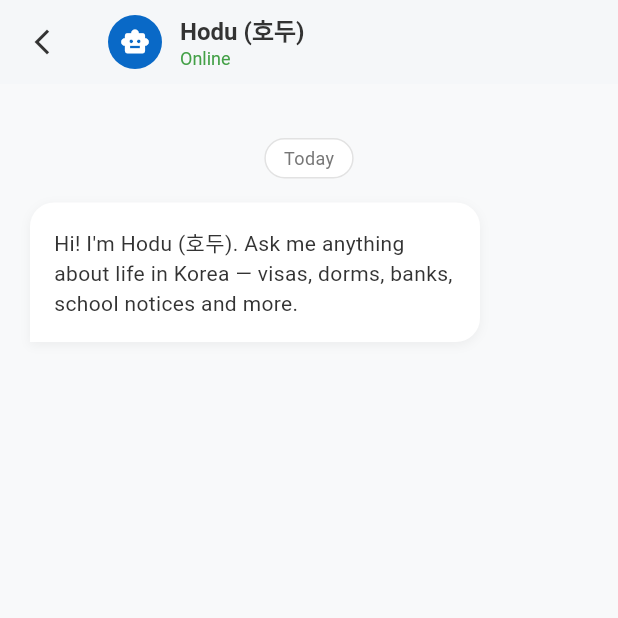
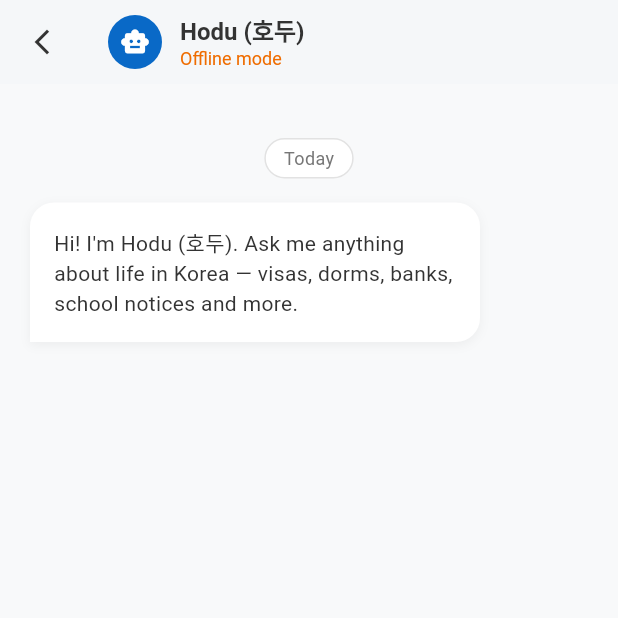
Before and after one commit to xgledsp/Mobile-programming, a Flutter app: the CharacterChatPage screen opened directly, on a phone screen of 412 x 824 dp, the top half of it. Run offline on Flutter 3.47's test engine with Material 3 defaults, Android fonts, the phone set to English and light mode, and no system bars.

Commit message:
Show online/offline status and answer source labels in the chat

```diff
--- a/lib/character_chat_page.dart
+++ b/lib/character_chat_page.dart
@@ -8,6 +8,8 @@ import 'hodu/hodu_config.dart';
 import 'hodu/chat_message.dart';
 import 'hodu/guarded_responder.dart';
 import 'hodu/hodu_responder.dart';
+import 'hodu/hybrid_responder.dart';
+import 'hodu/knowledge/knowledge_base.dart';
 import 'hodu/knowledge_responder.dart';
 
 // ================================================================
@@ -18,8 +20,11 @@ import 'hodu/knowledge_responder.dart';
 //
 //   ChatController  --notifyListeners()-->  ListenableBuilder  --> bubbles
 //
-// The "brain" (HoduResponder) can be passed in from outside. If nothing
-// is passed, the PlaceholderResponder is used.
+// The "brain" (HoduResponder) can be passed in from outside (tests).
+// Otherwise:
+//   AI key set  -> HybridResponder: AI online, knowledge base offline
+//   no AI key   -> KnowledgeResponder: knowledge base only
+// Every brain sits behind the GuardedResponder (topic guard).
 // ================================================================
 
 class CharacterChatPage extends StatefulWidget {
@@ -41,6 +46,7 @@ class CharacterChatPage extends StatefulWidget {
 class _CharacterChatPageState extends State<CharacterChatPage> {
   late final ChatController _chat;
   AiClient? _client;
+  HybridResponder? _hybrid;
   final TextEditingController _input = TextEditingController();
   final ScrollController _scroll = ScrollController();
 
@@ -63,20 +69,36 @@ class _CharacterChatPageState extends State<CharacterChatPage> {
     _input.addListener(() => setState(() {}));
   }
 
-  /// Uses the online AI when a key (or proxy) is configured,
-  /// otherwise the offline knowledge base.
+  /// AI with automatic offline fallback when a key (or proxy) is
+  /// configured, otherwise only the offline knowledge base.
   HoduResponder _defaultBrain() {
+    final KnowledgeResponder offline = KnowledgeResponder(language: widget.language);
     final HoduConfig config = HoduConfig.fromEnvironment();
     if (!config.isAiEnabled) {
-      return KnowledgeResponder(language: widget.language);
+      return offline;
     }
     _client = createAiClient(config);
-    return AiResponder(client: _client!, language: widget.language);
+    _hybrid = HybridResponder(
+      online: AiResponder(
+        client: _client!,
+        language: widget.language,
+        knowledgeBase: const KnowledgeBase(),
+      ),
+      offline: offline,
+    );
+    return _hybrid!;
   }
+
+  /// "Online" in the header: the AI is available and the last request
+  /// did not fail because of the network. Tests that pass their own
+  /// responder are treated as online.
+  bool get _isOnline =>
+      widget.responder != null || (_hybrid?.isOnline.value ?? false);
 
   @override
   void dispose() {
     _client?.close();
+    _hybrid?.dispose();
     _chat.removeListener(_scrollToBottom);
     _chat.dispose();
     _input.dispose();
@@ -162,13 +184,8 @@ class _CharacterChatPageState extends State<CharacterChatPage> {
                 style: TextStyle(fontSize: 16, fontWeight: FontWeight.bold, color: darkText),
               ),
               ListenableBuilder(
-                listenable: _chat,
-                builder: (BuildContext context, Widget? _) => Text(
-                  _chat.isTyping
-                      ? (_isKorean ? '입력 중...' : 'Typing...')
-                      : (_isKorean ? '온라인' : 'Online'),
-                  style: TextStyle(fontSize: 12, color: Colors.green.shade600),
-                ),
+                listenable: Listenable.merge([_chat, if (_hybrid != null) _hybrid!.isOnline]),
+                builder: (BuildContext context, Widget? _) => _buildStatusText(),
               ),
             ],
           ),
@@ -267,13 +284,15 @@ class _CharacterChatPageState extends State<CharacterChatPage> {
 
   Widget _buildChatBubble(ChatMessage message) {
     final bool isUser = message.isUser;
+    final Widget? label = isUser ? null : _buildSourceLabel(message.source);
+    final bool hasRowBelow = message.isFailed || label != null;
     return Align(
       alignment: isUser ? Alignment.centerRight : Alignment.centerLeft,
       child: Column(
         crossAxisAlignment: isUser ? CrossAxisAlignment.end : CrossAxisAlignment.start,
         children: [
           Container(
-            margin: EdgeInsets.only(bottom: message.isFailed ? 4 : 16),
+            margin: EdgeInsets.only(bottom: hasRowBelow ? 4 : 16),
             padding: const EdgeInsets.all(16),
             constraints: const BoxConstraints(maxWidth: 300),
             decoration: BoxDecoration(
@@ -302,8 +321,61 @@ class _CharacterChatPageState extends State<CharacterChatPage> {
             ),
           ),
           if (message.isFailed) _buildRetryRow(),
+          if (label != null) label,
         ],
       ),
+    );
+  }
+
+  /// Small line under Hodu's answer that says where it came from.
+  /// AI answers remind the user to double-check important information.
+  Widget? _buildSourceLabel(ReplySource? source) {
+    final IconData icon;
+    final String text;
+    switch (source) {
+      case ReplySource.ai:
+        icon = Icons.auto_awesome;
+        text = _isKorean
+            ? 'AI 답변 · 중요한 정보는 공식 기관에서 확인하세요'
+            : 'AI answer · double-check important info';
+      case ReplySource.knowledgeBase:
+        icon = Icons.menu_book_outlined;
+        text = _isKorean ? '호두 가이드 · 오프라인에서도 사용 가능' : "Hodu's guide · works offline";
+      case ReplySource.guard:
+      case ReplySource.fallback:
+      case null:
+        return null;
+    }
+    return Padding(
+      padding: const EdgeInsets.only(left: 4, bottom: 16),
+      child: Row(
+        mainAxisSize: MainAxisSize.min,
+        children: [
+          Icon(icon, size: 12, color: lightText),
+          const SizedBox(width: 4),
+          Text(text, style: const TextStyle(fontSize: 11, color: lightText)),
+        ],
+      ),
+    );
+  }
+
+  /// "Typing..." / "Online" / "Offline mode" under Hodu's name.
+  Widget _buildStatusText() {
+    if (_chat.isTyping) {
+      return Text(
+        _isKorean ? '입력 중...' : 'Typing...',
+        style: TextStyle(fontSize: 12, color: Colors.green.shade600),
+      );
+    }
+    if (_isOnline) {
+      return Text(
+        _isKorean ? '온라인' : 'Online',
+        style: TextStyle(fontSize: 12, color: Colors.green.shade600),
+      );
+    }
+    return Text(
+      _isKorean ? '오프라인 모드' : 'Offline mode',
+      style: TextStyle(fontSize: 12, color: Colors.orange.shade800),
     );
   }
 
```
Also changed, not shown: 1 other file.
